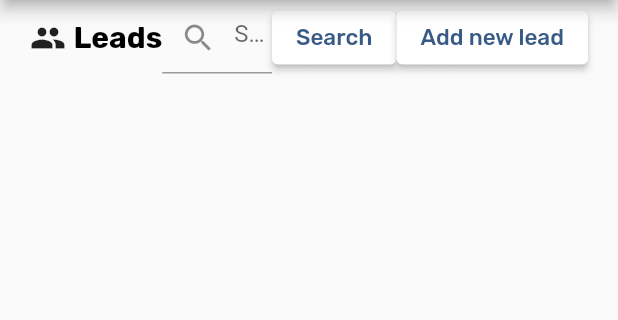
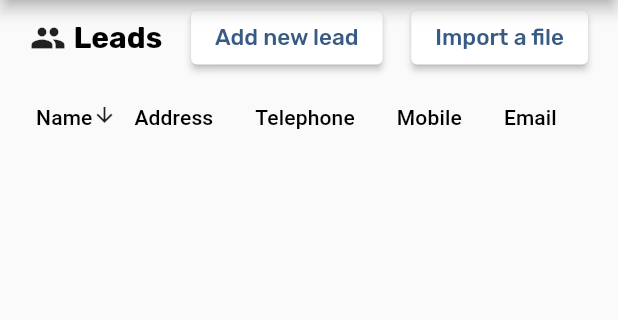
Before and after one commit to vincentbenesen/crm, a Flutter app: the screen it shows once a user with an empty profile is signed in, on a phone screen of 412 x 824 dp, the part 90-410 px from its top. Run offline on Flutter 3.47's test engine with Material 2 defaults, Android fonts, the phone set to English and light mode, and no system bars; our stand-ins replace awesome_dialog, cloud_firestore, file_picker, firebase_auth, firebase_core, get and 1 more; missing offline and left inert: excel_dart; accounts and stored records are empty.

Commit message:
Was able to import the records from the excel file to Firebase.

```diff
--- a/lib/Controllers/table_controller.dart
+++ b/lib/Controllers/table_controller.dart
@@ -105,12 +105,12 @@ class TableController extends GetxController {
             onTap: () {
               if (!data.toString().contains(new RegExp(r'[0-9-\@]'))) {
                 // print(data.toString().split(" ").first);
-
+                print(data.toString().split(' ').last);
                 Get.offAllNamed('/LeadDetails', arguments: {
                   'records': getRecordsById(
                       records,
-                      getUserIdByFieldTypeAndData("firstName",
-                          data.toString().split(" ").first, records)),
+                      getUserIdByFieldTypeAndData("lastName",
+                          data.toString().split(" ").last, records)),
                 });
               }
             },
@@ -138,14 +138,28 @@ class TableController extends GetxController {
                 'address1',
                 getRecordsById(records, row.userId),
               ).data} ${getRecordByFieldType('city', getRecordsById(records, row.userId)).data}, ${getRecordByFieldType('province', getRecordsById(records, row.userId)).data}, ${getRecordByFieldType('postal', getRecordsById(records, row.userId)).data}",
-              getRecordByFieldType(
-                      'phoneNumber', getRecordsById(records, row.userId))
-                  .data,
-              getRecordByFieldType(
-                      'mobileNumber', getRecordsById(records, row.userId))
-                  .data,
+              getRecordByFieldType('phoneNumber',
+                              getRecordsById(records, row.userId))
+                          .data ==
+                      'null'
+                  ? 'N/A'
+                  : getRecordByFieldType(
+                      'phoneNumber', getRecordsById(records, row.userId)),
+              getRecordByFieldType('mobileNumber',
+                              getRecordsById(records, row.userId))
+                          .data ==
+                      'null'
+                  ? 'N/A'
+                  : getRecordByFieldType(
+                          'mobileNumber', getRecordsById(records, row.userId))
+                      .data,
               getRecordByFieldType('email', getRecordsById(records, row.userId))
-                  .data
+                          .data ==
+                      'null'
+                  ? 'N/A'
+                  : getRecordByFieldType(
+                          'email', getRecordsById(records, row.userId))
+                      .data
             ], records)))
         .toList();
   }
--- a/lib/Views/leads.dart
+++ b/lib/Views/leads.dart
@@ -21,18 +21,149 @@ class Leads extends StatelessWidget {
         body: FutureBuilder(
           future: Get.find<RecordController>().fetchRecords(),
           builder: ((context, snapshot) {
-            if (snapshot.connectionState == ConnectionState.waiting) {
-              return CircularProgressIndicator();
-            } else if (snapshot.connectionState == ConnectionState.done) {
-              if (snapshot.hasError) {
-                return const Text('Error');
-              } else if (snapshot.hasData) {
-                List<Record> list = snapshot.data as List<Record>;
-                // print(list.length);
-                // print('HI${Get.find<RecordController>().highestUserId.value}');
+            // if (snapshot.connectionState == ConnectionState.waiting) {
+            //   return CircularProgressIndicator();
+            // } else if (snapshot.connectionState == ConnectionState.done) {
+            //   if (snapshot.hasError) {
+            //     return const Text('Error');
+            //   } else if (snapshot.hasData) {
+            //     List<Record> list = snapshot.data as List<Record>;
+            //     // print(list.length);
+            //     // print('HI${Get.find<RecordController>().highestUserId.value}');
 
-                // print('${Get.find<TableController>().matches(list, 'L')}');
-                return Column(
+            //     // print('${Get.find<TableController>().matches(list, 'L')}');
+            //     return Column(
+            //       children: [
+            //         Container(
+            //           width: MediaQuery.of(context).size.width,
+            //           height: 50,
+            //           padding: const EdgeInsets.symmetric(horizontal: 20),
+            //           child: Row(
+            //               mainAxisAlignment: MainAxisAlignment.spaceBetween,
+            //               children: [
+            //                 Container(
+            //                   child: Row(
+            //                     children: [
+            //                       const Icon(Icons.group),
+            //                       const SizedBox(width: 5),
+            //                       Text("Leads", style: kTextTitle)
+            //                     ],
+            //                   ),
+            //                 ),
+            //                 // SearchField
+            //                 Expanded(
+            //                   child: TextField(
+            //                     controller: Get.find<TableController>()
+            //                         .searchController,
+            //                     decoration: InputDecoration(
+            //                         prefixIcon: Icon(Icons.search),
+            //                         hintText: 'Search...'),
+            //                   ),
+            //                 ),
+            //                 // SearchButton
+            //                 Container(
+            //                   child: Row(
+            //                     children: [
+            //                       ElevatedButton(
+            //                         onPressed: () {
+            //                           Get.find<TableController>().name.value =
+            //                               Get.find<TableController>()
+            //                                   .searchController
+            //                                   .text;
+
+            //                           print(Get.find<TableController>().matches(
+            //                               list,
+            //                               Get.find<TableController>()
+            //                                   .name
+            //                                   .value));
+
+            //                           Get.find<TableController>()
+            //                               .numOfMatches
+            //                               .value = Get.find<
+            //                                   TableController>()
+            //                               .result(
+            //                                   list,
+            //                                   Get.find<TableController>()
+            //                                       .matches(
+            //                                           list,
+            //                                           Get.find<
+            //                                                   TableController>()
+            //                                               .name
+            //                                               .value))
+            //                               .length;
+            //                         },
+            //                         style: ElevatedButton.styleFrom(
+            //                           backgroundColor: Colors.white,
+            //                         ),
+            //                         child: Text("Search", style: kButtonText1),
+            //                       ),
+            //                     ],
+            //                   ),
+            //                 ),
+            //                 Container(
+            //                   child: Row(
+            //                     children: [
+            //                       ElevatedButton(
+            //                         onPressed: () {
+            //                           print(snapshot.data);
+            //                           Get.offAllNamed("/Panel");
+            //                         },
+            //                         style: ElevatedButton.styleFrom(
+            //                           backgroundColor: Colors.white,
+            //                         ),
+            //                         child: Text("Add new lead",
+            //                             style: kButtonText1),
+            //                       ),
+            //                     ],
+            //                   ),
+            //                 ),
+            //               ]),
+            //         ),
+            //         ListView.builder(
+            //           scrollDirection: Axis.vertical,
+            //           shrinkWrap: true,
+            //           itemCount:
+            //               Get.find<RecordController>().highestUserId.value,
+            //           itemBuilder: (context, index) {
+            //             return Obx(
+            //                 (() => Get.find<TableController>().name.value == ""
+            //                     ? Table(
+            //                         children: [
+            //                           TableRow(children: [
+            //                             Text(
+            //                                 '${Get.find<TableController>().getRecordByFieldType('firstName', Get.find<TableController>().getRecordsByIndex(list, index)).data} ${Get.find<TableController>().getRecordByFieldType('lastName', Get.find<TableController>().getRecordsByIndex(list, index)).data}'),
+            //                             Text('${Get.find<TableController>().getRecordByFieldType(
+            //                                   'address1',
+            //                                   Get.find<TableController>()
+            //                                       .getRecordsByIndex(
+            //                                           list, index),
+            //                                 ).data} ${Get.find<TableController>().getRecordByFieldType('city', Get.find<TableController>().getRecordsByIndex(list, index)).data}, ${Get.find<TableController>().getRecordByFieldType('province', Get.find<TableController>().getRecordsByIndex(list, index)).data}, ${Get.find<TableController>().getRecordByFieldType('postal', Get.find<TableController>().getRecordsByIndex(list, index)).data}')
+            //                           ])
+            //                         ],
+            //                       )
+            //                     : Table(
+            //                         children: [
+            //                           TableRow(children: [
+            //                             // Text(
+            //                             //     '${Get.find<TableController>().getRecordByFieldType('firstName', Get.find<TableController>().getRecordsByIndex(Get.find<TableController>().result(list, Get.find<TableController>().matches(list, Get.find<TableController>().name.value)), 3)).data}'),
+            //                             // Text('Hi')
+            //                           ])
+            //                         ],
+            //                       )));
+            //           },
+            //         ),
+            //       ],
+            //     );
+            //   } else {
+            //     return const Text('Empty data');
+            //   }
+            // } else {
+            //   return Text('State: ${snapshot.connectionState}');
+            // }
+
+            try {
+              return SingleChildScrollView(
+                child: Column(
                   children: [
                     Container(
                       width: MediaQuery.of(context).size.width,
@@ -47,56 +178,6 @@ class Leads extends StatelessWidget {
                                   const Icon(Icons.group),
                                   const SizedBox(width: 5),
                                   Text("Leads", style: kTextTitle)
-                                ],
-                              ),
-                            ),
-                            // SearchField
-                            Expanded(
-                              child: TextField(
-                                controller: Get.find<TableController>()
-                                    .searchController,
-                                decoration: InputDecoration(
-                                    prefixIcon: Icon(Icons.search),
-                                    hintText: 'Search...'),
-                              ),
-                            ),
-                            // SearchButton
-                            Container(
-                              child: Row(
-                                children: [
-                                  ElevatedButton(
-                                    onPressed: () {
-                                      Get.find<TableController>().name.value =
-                                          Get.find<TableController>()
-                                              .searchController
-                                              .text;
-
-                                      print(Get.find<TableController>().matches(
-                                          list,
-                                          Get.find<TableController>()
-                                              .name
-                                              .value));
-
-                                      Get.find<TableController>()
-                                          .numOfMatches
-                                          .value = Get.find<
-                                              TableController>()
-                                          .result(
-                                              list,
-                                              Get.find<TableController>()
-                                                  .matches(
-                                                      list,
-                                                      Get.find<
-                                                              TableController>()
-                                                          .name
-                                                          .value))
-                                          .length;
-                                    },
-                                    style: ElevatedButton.styleFrom(
-                                      backgroundColor: Colors.white,
-                                    ),
-                                    child: Text("Search", style: kButtonText1),
-                                  ),
                                 ],
                               ),
                             ),
@@ -117,134 +198,69 @@ class Leads extends StatelessWidget {
                                 ],
                               ),
                             ),
+                            Container(
+                              child: Row(
+                                children: [
+                                  ElevatedButton(
+                                    onPressed: () {
+                                      Get.find<RecordController>().importFile();
+                                    },
+                                    style: ElevatedButton.styleFrom(
+                                      backgroundColor: Colors.white,
+                                    ),
+                                    child: Text("Import a file",
+                                        style: kButtonText1),
+                                  ),
+                                ],
+                              ),
+                            ),
                           ]),
                     ),
-                    ListView.builder(
-                      scrollDirection: Axis.vertical,
-                      shrinkWrap: true,
-                      itemCount:
-                          Get.find<RecordController>().highestUserId.value,
-                      itemBuilder: (context, index) {
-                        return Obx(
-                            (() => Get.find<TableController>().name.value == ""
-                                ? Table(
-                                    children: [
-                                      TableRow(children: [
-                                        Text(
-                                            '${Get.find<TableController>().getRecordByFieldType('firstName', Get.find<TableController>().getRecordsByIndex(list, index)).data} ${Get.find<TableController>().getRecordByFieldType('lastName', Get.find<TableController>().getRecordsByIndex(list, index)).data}'),
-                                        Text('${Get.find<TableController>().getRecordByFieldType(
-                                              'address1',
-                                              Get.find<TableController>()
-                                                  .getRecordsByIndex(
-                                                      list, index),
-                                            ).data} ${Get.find<TableController>().getRecordByFieldType('city', Get.find<TableController>().getRecordsByIndex(list, index)).data}, ${Get.find<TableController>().getRecordByFieldType('province', Get.find<TableController>().getRecordsByIndex(list, index)).data}, ${Get.find<TableController>().getRecordByFieldType('postal', Get.find<TableController>().getRecordsByIndex(list, index)).data}')
-                                      ])
-                                    ],
-                                  )
-                                : Table(
-                                    children: [
-                                      TableRow(children: [
-                                        // Text(
-                                        //     '${Get.find<TableController>().getRecordByFieldType('firstName', Get.find<TableController>().getRecordsByIndex(Get.find<TableController>().result(list, Get.find<TableController>().matches(list, Get.find<TableController>().name.value)), 3)).data}'),
-                                        // Text('Hi')
-                                      ])
-                                    ],
-                                  )));
-                      },
-                    ),
+                    snapshot.data == null
+                        ? Container(
+                            child: const Center(
+                              child: CircularProgressIndicator(
+                                value: 10,
+                              ),
+                            ),
+                          )
+                        : Obx(
+                            () => Container(
+                              width: MediaQuery.of(context).size.width,
+                              child: DataTable(
+                                columnSpacing: 10,
+                                dataRowHeight: 80,
+                                columns: Get.find<TableController>().getColumns(
+                                    Get.find<TableController>().leadsColumns,
+                                    snapshot.data as List<Record>,
+                                    context),
+                                rows: Get.find<TableController>()
+                                    .getRows(snapshot.data as List<Record>),
+                                sortColumnIndex: 0,
+                                sortAscending: Get.find<TableController>()
+                                    .isAscending
+                                    .value,
+                              ),
+                            ),
+                          ),
                   ],
-                );
-              } else {
-                return const Text('Empty data');
-              }
-            } else {
-              return Text('State: ${snapshot.connectionState}');
+                ),
+              );
+            } catch (e) {
+              return Scaffold(
+                body: SingleChildScrollView(
+                  child: Column(
+                    children: [
+                      Navbar(),
+                    ],
+                  ),
+                ),
+              );
             }
+          }),
 
-            //   try {
-            //     return SingleChildScrollView(
-            //       child: Column(
-            //         children: [
-            //           Container(
-            //             width: MediaQuery.of(context).size.width,
-            //             height: 50,
-            //             padding: const EdgeInsets.symmetric(horizontal: 20),
-            //             child: Row(
-            //                 mainAxisAlignment: MainAxisAlignment.spaceBetween,
-            //                 children: [
-            //                   Container(
-            //                     child: Row(
-            //                       children: [
-            //                         const Icon(Icons.group),
-            //                         const SizedBox(width: 5),
-            //                         Text("Leads", style: kTextTitle)
-            //                       ],
-            //                     ),
-            //                   ),
-            //                   Container(
-            //                     child: Row(
-            //                       children: [
-            //                         ElevatedButton(
-            //                           onPressed: () {
-            //                             print(snapshot.data);
-            //                             Get.offAllNamed("/Panel");
-            //                           },
-            //                           style: ElevatedButton.styleFrom(
-            //                             backgroundColor: Colors.white,
-            //                           ),
-            //                           child: Text("Add new lead",
-            //                               style: kButtonText1),
-            //                         ),
-            //                       ],
-            //                     ),
-            //                   ),
-            //                 ]),
-            //           ),
-            //           snapshot.data == null
-            //               ? Container(
-            //                   child: const Center(
-            //                     child: CircularProgressIndicator(
-            //                       value: 10,
-            //                     ),
-            //                   ),
-            //                 )
-            //               : Obx(
-            //                   () => Container(
-            //                     width: MediaQuery.of(context).size.width,
-            //                     child: DataTable(
-            //                       columnSpacing: 10,
-            //                       dataRowHeight: 80,
-            //                       columns: Get.find<TableController>().getColumns(
-            //                           Get.find<TableController>().leadsColumns,
-            //                           snapshot.data as List<Record>,
-            //                           context),
-            //                       rows: Get.find<TableController>()
-            //                           .getRows(snapshot.data as List<Record>),
-            //                       sortColumnIndex: 0,
-            //                       sortAscending: Get.find<TableController>()
-            //                           .isAscending
-            //                           .value,
-            //                     ),
-            //                   ),
-            //                 ),
-            //         ],
-            //       ),
-            //     );
-            //   } catch (e) {
-            //     return Scaffold(
-            //       body: SingleChildScrollView(
-            //         child: Column(
-            //           children: [
-            //             Navbar(),
-            //           ],
-            //         ),
-            //       ),
-            //     );
-            //   }
-            // }),
-
-            //(This is for the listview.builder)
-          }),
+          //(This is for the listview.builder)
+          // }),
         ));
   }
 }
--- a/lib/main.dart
+++ b/lib/main.dart
@@ -22,8 +22,6 @@ void main() async {
               appId: kAppId))
       .then((value) => Get.put(AuthService()));
 
-  final service = ApiService();
-
   runApp(const MyApp());
 }
 
--- a/pubspec.yaml
+++ b/pubspec.yaml
@@ -43,8 +43,10 @@ dependencies:
   awesome_dialog: ^2.2.1
   http: ^0.13.5
   # conduit: ^3.1.2
-  shelf: ^1.3.2
-  shelf_router: ^1.1.3
+  # shelf: ^1.3.2
+  # shelf_router: ^1.1.3
+  file_picker: ^5.2.0+1
+  excel_dart: ^3.0.0
 
 
 
```
Also changed, not shown: lib/Api/emailApi.dart (+11 -11 lines), lib/Controllers/record_controller.dart (+127 -2 lines), lib/services/apiService.dart (+10 -10 lines), pubspec.lock.
